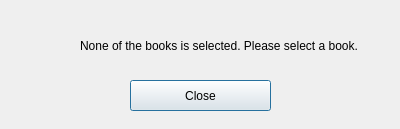
Before: the Qt Designer form selecterror.ui in Krecios/EGUI_Project_Liblary_Interface, drawn with Qt 5.
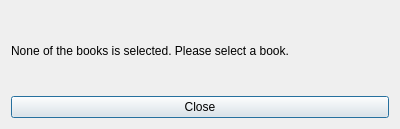
After: the same form once the commit is applied.

Diff of the .ui file:
```diff
--- a/selecterror.ui
+++ b/selecterror.ui
@@ -13,32 +13,26 @@
   <property name="windowTitle">
    <string>Dialog</string>
   </property>
+  <layout class="QVBoxLayout" name="verticalLayout_2">
+   <item>
+    <layout class="QVBoxLayout" name="verticalLayout">
+     <item>
   <widget class="QLabel" name="label">
-   <property name="geometry">
-    <rect>
-     <x>80</x>
-     <y>20</y>
-     <width>301</width>
-     <height>51</height>
-    </rect>
-   </property>
    <property name="text">
     <string>None of the books is selected. Please select a book.</string>
    </property>
   </widget>
+     </item>
+     <item>
   <widget class="QPushButton" name="pushButton">
-   <property name="geometry">
-    <rect>
-     <x>130</x>
-     <y>80</y>
-     <width>141</width>
-     <height>31</height>
-    </rect>
-   </property>
    <property name="text">
     <string>Close</string>
    </property>
   </widget>
+     </item>
+    </layout>
+   </item>
+  </layout>
  </widget>
  <resources/>
  <connections/>
```
Lines whose indentation alone changed are shown as unchanged.
